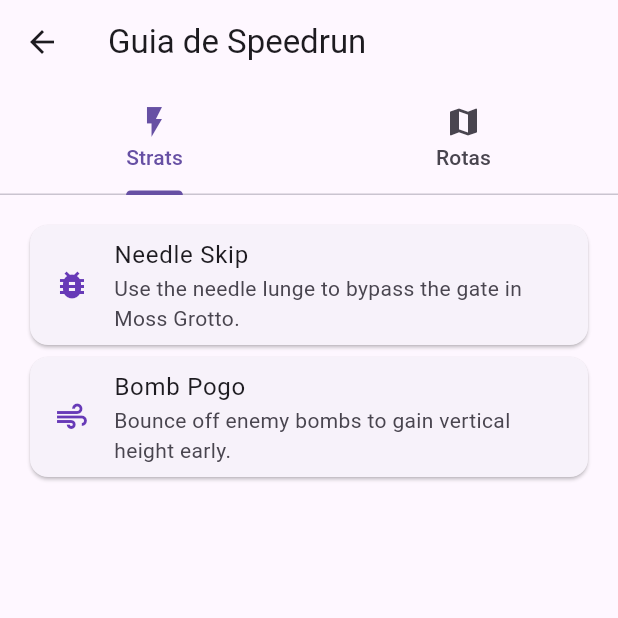
After one commit to MicheliniDev/SilksongAPIWiki, a Flutter app: the screen it shows after launch, after a tap on "Guia de Speedrun", on a phone screen of 412 x 824 dp, the top half of it. The commit adds this screen. Run offline on Flutter 3.47's test engine with Material 3 defaults, Android fonts, the phone set to English and light mode, and no system bars.

Commit message:
Refinando página inicial e de guia

```diff
--- a/lib/main.dart
+++ b/lib/main.dart
@@ -1,5 +1,5 @@
 import 'package:flutter/material.dart';
-import 'screens/home_screen.dart';
+import 'screens/main_selection_screen.dart';
 
 void main() {
   runApp(const MyApp());
@@ -12,8 +12,11 @@ class MyApp extends StatelessWidget {
   Widget build(BuildContext context) {
     return MaterialApp(
       title: 'Hollow Knight Silksong App',
-      theme: ThemeData(primarySwatch: Colors.deepPurple),
-      home: const HomeScreen(),
+      theme: ThemeData(
+        primarySwatch: Colors.deepPurple,
+        useMaterial3: true,
+      ),
+      home: const MainSelectionScreen(),
     );
   }
 }
--- a/lib/screens/credits_screen.dart
+++ b/lib/screens/credits_screen.dart
@@ -7,11 +7,11 @@ class CreditsScreen extends StatelessWidget {
   Widget build(BuildContext context) {
     return Scaffold(
       appBar: AppBar(title: const Text('Créditos da API')),
-      body: Padding(
-        padding: const EdgeInsets.all(16.0),
+      body: const Padding(
+        padding: EdgeInsets.all(16.0),
         child: Column(
           crossAxisAlignment: CrossAxisAlignment.start,
-          children: const [
+          children: [
             Text(
               'API: Hollow Knight Silksong Timeline',
               style: TextStyle(fontSize: 18, fontWeight: FontWeight.bold),
--- /dev/null
+++ b/lib/screens/main_selection_screen.dart
@@ -0,0 +1,87 @@
+import 'package:flutter/material.dart';
+import 'home_screen.dart';
+import 'speedrun_guide_screen.dart';
+
+class MainSelectionScreen extends StatelessWidget {
+  const MainSelectionScreen({super.key});
+
+  @override
+  Widget build(BuildContext context) {
+    return Scaffold(
+      appBar: AppBar(
+        title: const Text('Silksong Companion'),
+        centerTitle: true,
+      ),
+      body: Center(
+        child: Padding(
+          padding: const EdgeInsets.all(20.0),
+          child: Column(
+            mainAxisAlignment: MainAxisAlignment.center,
+            children: [
+              _MenuButton(
+                icon: Icons.rss_feed,
+                label: 'Timeline & Notícias (API)',
+                color: Colors.deepPurple,
+                onTap: () {
+                  Navigator.push(
+                    context,
+                    MaterialPageRoute(builder: (context) => const HomeScreen()),
+                  );
+                },
+              ),
+              const SizedBox(height: 20),
+
+              _MenuButton(
+                icon: Icons.timer,
+                label: 'Guia de Speedrun',
+                color: Colors.redAccent,
+                onTap: () {
+                  Navigator.push(
+                    context,
+                    MaterialPageRoute(builder: (context) => const SpeedrunGuideScreen()),
+                  );
+                },
+              ),
+            ],
+          ),
+        ),
+      ),
+    );
+  }
+}
+
+class _MenuButton extends StatelessWidget {
+  final IconData icon;
+  final String label;
+  final Color color;
+  final VoidCallback onTap;
+
+  const _MenuButton({
+    required this.icon,
+    required this.label,
+    required this.color,
+    required this.onTap,
+  });
+
+  @override
+  Widget build(BuildContext context) {
+    return SizedBox(
+      width: double.infinity,
+      height: 80,
+      child: ElevatedButton.icon(
+        style: ElevatedButton.styleFrom(
+          backgroundColor: color,
+          foregroundColor: Colors.white,
+          elevation: 5,
+          shape: RoundedRectangleBorder(borderRadius: BorderRadius.circular(15)),
+        ),
+        icon: Icon(icon, size: 32),
+        label: Text(
+          label,
+          style: const TextStyle(fontSize: 20, fontWeight: FontWeight.bold),
+        ),
+        onPressed: onTap,
+      ),
+    );
+  }
+}
--- /dev/null
+++ b/lib/screens/speedrun_guide_screen.dart
@@ -0,0 +1,85 @@
+import 'package:flutter/material.dart';
+
+class SpeedrunGuideScreen extends StatelessWidget {
+  const SpeedrunGuideScreen({super.key});
+
+  @override
+  Widget build(BuildContext context) {
+    return DefaultTabController(
+      length: 2,
+      child: Scaffold(
+        appBar: AppBar(
+          title: const Text('Guia de Speedrun'),
+          bottom: const TabBar(
+            tabs: [
+              Tab(icon: Icon(Icons.flash_on), text: 'Strats'),
+              Tab(icon: Icon(Icons.map), text: 'Rotas'),
+            ],
+          ),
+        ),
+        body: const TabBarView(
+          children: [
+            // Subpage 1: Strats
+            StratsView(),
+            // Subpage 2: Rotas
+            RoutesView(),
+          ],
+        ),
+      ),
+    );
+  }
+}
+
+class StratsView extends StatelessWidget {
+  const StratsView({super.key});
+
+  @override
+  Widget build(BuildContext context) {
+    return ListView(
+      padding: const EdgeInsets.all(16),
+      children: const [
+        Card(
+          child: ListTile(
+            leading: Icon(Icons.bug_report, color: Colors.deepPurple),
+            title: Text('Needle Skip'),
+            subtitle: Text('Use the needle lunge to bypass the gate in Moss Grotto.'),
+          ),
+        ),
+        Card(
+          child: ListTile(
+            leading: Icon(Icons.air, color: Colors.deepPurple),
+            title: Text('Bomb Pogo'),
+            subtitle: Text('Bounce off enemy bombs to gain vertical height early.'),
+          ),
+        ),
+      ],
+    );
+  }
+}
+
+class RoutesView extends StatelessWidget {
+  const RoutesView({super.key});
+
+  @override
+  Widget build(BuildContext context) {
+    return ListView(
+      padding: const EdgeInsets.all(16),
+      children: const [
+        Card(
+          child: ListTile(
+            leading: Icon(Icons.timer, color: Colors.redAccent),
+            title: Text('Any% NMG'),
+            subtitle: Text('Estimated time: 45m. Focuses on critical path only.'),
+          ),
+        ),
+        Card(
+          child: ListTile(
+            leading: Icon(Icons.check_circle_outline, color: Colors.green),
+            title: Text('100% All Tools'),
+            subtitle: Text('Estimated time: 3h 20m. Collects all tools and rosaries.'),
+          ),
+        ),
+      ],
+    );
+  }
+}
```
Also changed, not shown: pubspec.lock.
